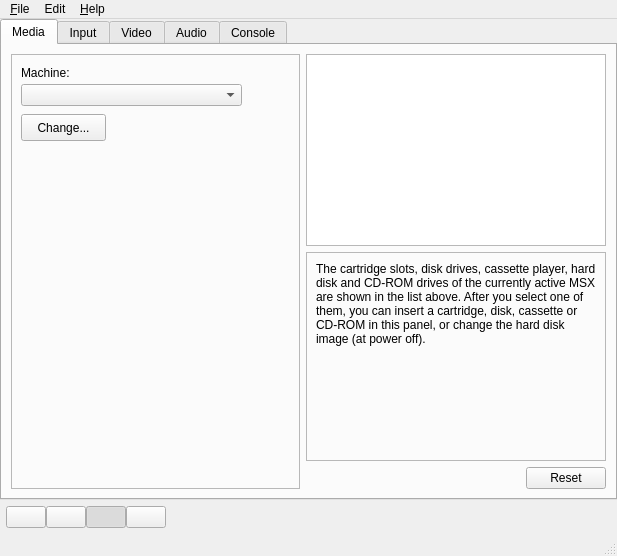
Above: main.ui from openMSX/catapult before the change. Below: the same form after it.
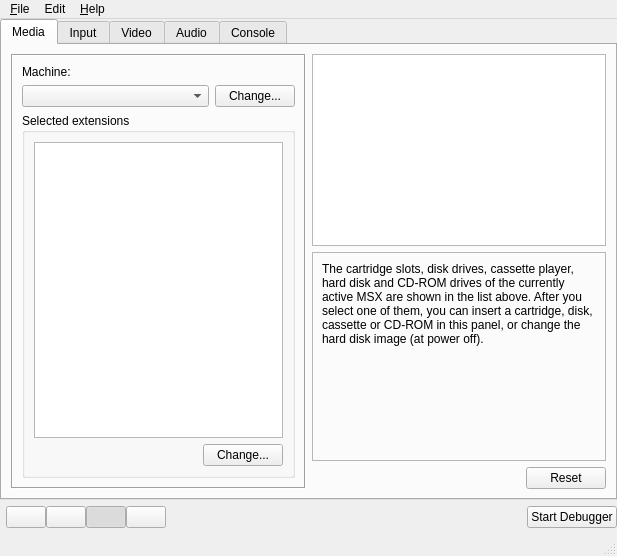
That is the form after the change. Icons and pictures are not drawn.

Commit message: Creating an extension place holder and a not working 'start debugger' push button.

Diff of the .ui file:
```diff
--- a/main.ui
+++ b/main.ui
@@ -53,43 +53,47 @@
            </sizepolicy>
           </property>
           <property name="frameShape" >
-           <enum>QFrame::StyledPanel</enum>
+           <enum>QFrame::Box</enum>
           </property>
           <property name="frameShadow" >
            <enum>QFrame::Sunken</enum>
           </property>
+          <layout class="QVBoxLayout" >
+           <property name="margin" >
+            <number>9</number>
+           </property>
+           <property name="spacing" >
+            <number>6</number>
+           </property>
+           <item>
           <widget class="QLabel" name="machineLabel" >
-           <property name="geometry" >
-            <rect>
-             <x>10</x>
-             <y>10</y>
-             <width>71</width>
-             <height>17</height>
-            </rect>
-           </property>
            <property name="text" >
             <string>Machine:</string>
            </property>
           </widget>
+           </item>
+           <item>
+            <layout class="QHBoxLayout" >
+             <property name="margin" >
+              <number>0</number>
+             </property>
+             <property name="spacing" >
+              <number>6</number>
+             </property>
+             <item>
           <widget class="QComboBox" name="machineBox" >
-           <property name="geometry" >
-            <rect>
-             <x>10</x>
-             <y>30</y>
-             <width>221</width>
-             <height>22</height>
-            </rect>
-           </property>
-          </widget>
+               <property name="sizePolicy" >
+                <sizepolicy>
+                 <hsizetype>7</hsizetype>
+                 <vsizetype>0</vsizetype>
+                 <horstretch>0</horstretch>
+                 <verstretch>0</verstretch>
+                </sizepolicy>
+               </property>
+              </widget>
+             </item>
+             <item>
           <widget class="QPushButton" name="machineButton" >
-           <property name="geometry" >
-            <rect>
-             <x>10</x>
-             <y>60</y>
-             <width>85</width>
-             <height>27</height>
-            </rect>
-           </property>
            <property name="toolTip" >
             <string>Change the current MSX machine</string>
            </property>
@@ -97,10 +101,82 @@
             <string>Change...</string>
            </property>
           </widget>
-         </widget>
-        </item>
+             </item>
+            </layout>
+           </item>
+           <item>
+            <widget class="QGroupBox" name="groupBox" >
+             <property name="sizePolicy" >
+              <sizepolicy>
+               <hsizetype>7</hsizetype>
+               <vsizetype>7</vsizetype>
+               <horstretch>0</horstretch>
+               <verstretch>0</verstretch>
+              </sizepolicy>
+             </property>
+             <property name="title" >
+              <string>Selected extensions</string>
+             </property>
+             <property name="flat" >
+              <bool>false</bool>
+             </property>
+             <layout class="QVBoxLayout" >
+              <property name="margin" >
+               <number>9</number>
+              </property>
+              <property name="spacing" >
+               <number>6</number>
+              </property>
+              <item>
+               <layout class="QVBoxLayout" >
+                <property name="margin" >
+                 <number>0</number>
+                </property>
+                <property name="spacing" >
+                 <number>6</number>
+                </property>
+                <item>
+                 <widget class="QListWidget" name="ExtensionList" />
+                </item>
+                <item>
+                 <layout class="QHBoxLayout" >
+                  <property name="margin" >
+                   <number>0</number>
+                  </property>
+                  <property name="spacing" >
+                   <number>6</number>
+                  </property>
+                  <item>
+                   <spacer>
+                    <property name="orientation" >
+                     <enum>Qt::Horizontal</enum>
+                    </property>
+                    <property name="sizeHint" >
+                     <size>
+                      <width>40</width>
+                      <height>20</height>
+                     </size>
+                    </property>
+                   </spacer>
+                  </item>
+                  <item>
+                   <widget class="QPushButton" name="extensionButton" >
+                    <property name="text" >
+                     <string>Change...</string>
+                    </property>
+                   </widget>
+                  </item>
+                 </layout>
+                </item>
+               </layout>
+              </item>
+             </layout>
+            </widget>
+           </item>
+          </layout>
+         </widget>
+        </item>
         <item>
-         <widget class="QWidget" name="widget" >
           <layout class="QVBoxLayout" >
            <property name="margin" >
             <number>0</number>
@@ -900,7 +976,6 @@
             </layout>
            </item>
           </layout>
-         </widget>
         </item>
        </layout>
       </widget>
@@ -1304,6 +1379,13 @@
         </property>
        </spacer>
       </item>
+      <item>
+       <widget class="QPushButton" name="DebuggerButton" >
+        <property name="text" >
+         <string>Start Debugger</string>
+        </property>
+       </widget>
+      </item>
      </layout>
     </item>
    </layout>
```
Left out of the diff: 26 changed lines with no effect on the pictures. Lines whose indentation alone changed are shown as unchanged. The commit also changes 6 other files.
